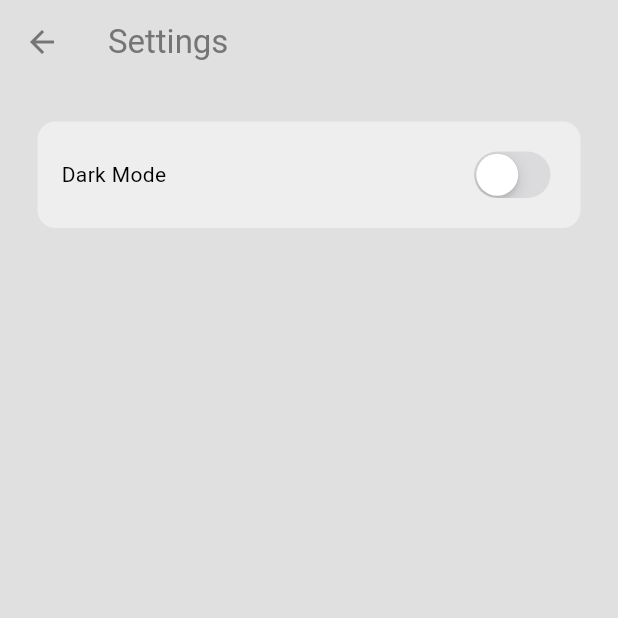
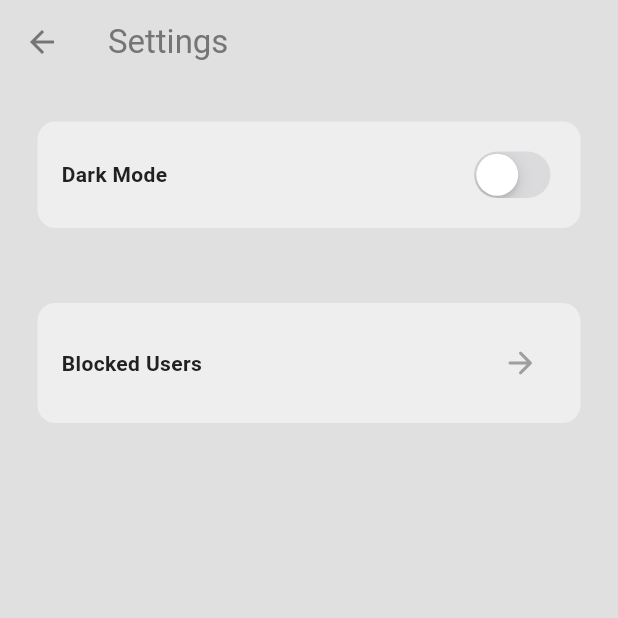
Before and after one commit to kenyaasw/typa_app, a Flutter app: the screen it shows once a user with an empty profile is signed in, in the side drawer, after a tap on "S E T T I N G S", on a phone screen of 412 x 824 dp, the top half of it. Run offline on Flutter 3.47's test engine with Material 3 defaults, Android fonts, the light colour scheme and no system bars; our stand-ins replace cloud_firestore, firebase_auth, firebase_core; accounts and stored records are empty.

Commit message:
add blocked users page
add blocked users page

```diff
--- /dev/null
+++ b/lib/pages/blocked_users_page.dart
@@ -0,0 +1,16 @@
+import 'package:flutter/material.dart';
+import 'package:typa_app/services/auth/auth_service.dart';
+import 'package:typa_app/services/chat/chat_service.dart';
+
+class BlockedUsersPage extends StatelessWidget {
+  BlockedUsersPage({super.key});
+
+  // chat & auth service
+  final ChatService chatService = ChatService();
+  final AuthService authService = AuthService();
+
+  @override
+  Widget build(BuildContext context) {
+    return Scaffold();
+  }
+}
--- a/lib/pages/settings_page.dart
+++ b/lib/pages/settings_page.dart
@@ -1,6 +1,7 @@
 import 'package:flutter/cupertino.dart';
 import 'package:flutter/material.dart';
 import 'package:provider/provider.dart';
+import 'package:typa_app/pages/blocked_users_page.dart';
 import 'package:typa_app/themes/theme_provider.dart';
 
 class SettingsPage extends StatelessWidget {
@@ -17,7 +18,6 @@ class SettingsPage extends StatelessWidget {
         elevation: 0,
       ),
 
-      // dark mode button
       body: Center(
         child: ConstrainedBox(
           constraints: const BoxConstraints(maxWidth: 600),
@@ -34,8 +34,14 @@ class SettingsPage extends StatelessWidget {
                 child: Row(
                   mainAxisAlignment: MainAxisAlignment.spaceBetween,
                   children: [
-                    // dark mode
-                    const Text("Dark Mode"),
+                    // title
+                    Text(
+                      "Dark Mode",
+                      style: TextStyle(
+                        fontWeight: FontWeight.bold,
+                        color: Theme.of(context).colorScheme.inversePrimary,
+                      ),
+                    ),
 
                     // switch toggle
                     CupertinoSwitch(
@@ -51,6 +57,41 @@ class SettingsPage extends StatelessWidget {
                   ],
                 ),
               ),
+
+              // blocked users
+              Container(
+                decoration: BoxDecoration(
+                  color: Theme.of(context).colorScheme.secondary,
+                  borderRadius: BorderRadius.circular(12),
+                ),
+                margin: const EdgeInsets.all(25),
+                padding: const EdgeInsets.all(16),
+                child: Row(
+                  mainAxisAlignment: MainAxisAlignment.spaceBetween,
+                  children: [
+                    // title
+                    Text(
+                      "Blocked Users",
+                      style: TextStyle(
+                        fontWeight: FontWeight.bold,
+                        color: Theme.of(context).colorScheme.inversePrimary,
+                      ),
+                    ),
+
+                    // button to go to blocked users page
+                    IconButton(
+                      onPressed: () => Navigator.push(
+                        context,
+                        MaterialPageRoute(
+                          builder: (context) => BlockedUsersPage(),
+                        ),
+                      ),
+                      icon: Icon(Icons.arrow_forward_rounded),
+                      color: Theme.of(context).colorScheme.primary,
+                    ),
+                  ],
+                ),
+              ),
             ],
           ),
         ),
```
